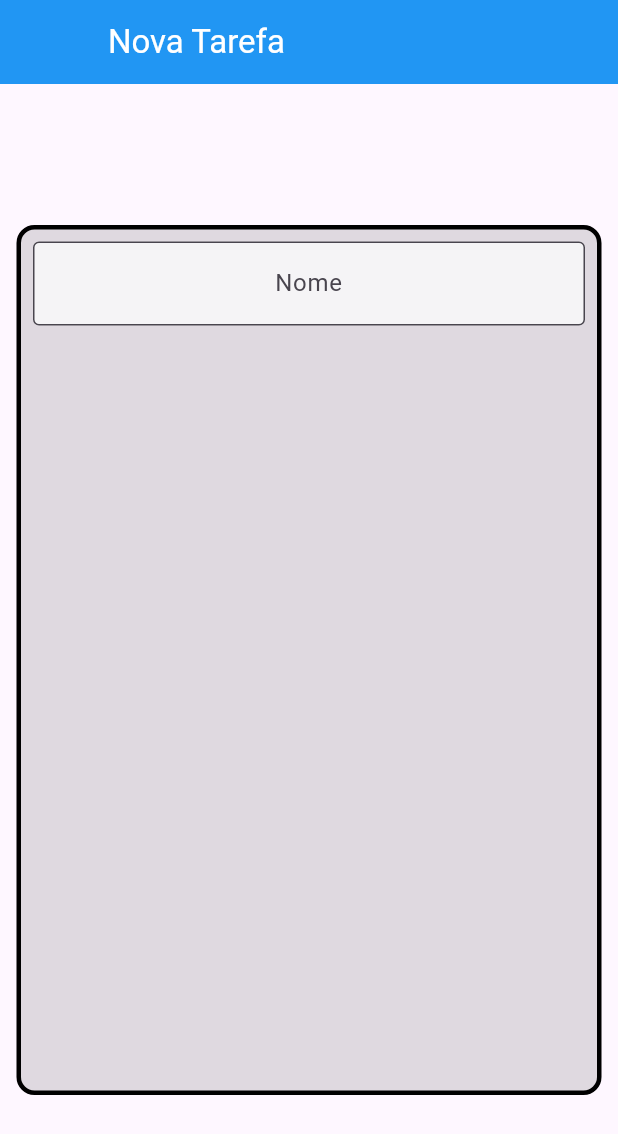
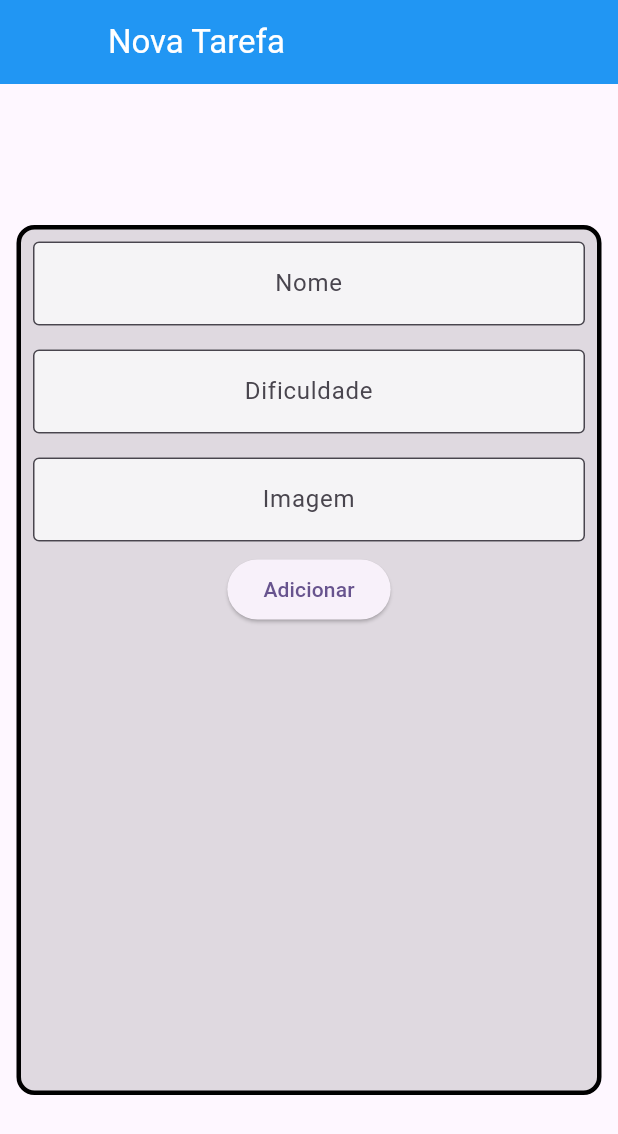
Before and after one commit to andreazevedoluiz/Projeto_Task, a Flutter app: the screen it shows after launch, on a phone screen of 412 x 824 dp. Shown: the top 1134 px of the screen. Run offline on Flutter 3.47's test engine with Material 2 defaults, Android fonts, the phone set to English and light mode, and no system bars.

```diff
--- a/lib/screens/form_screen.dart
+++ b/lib/screens/form_screen.dart
@@ -1,18 +1,25 @@
 import 'package:flutter/material.dart';
 
-class FormScreen extends StatelessWidget {
+class FormScreen extends StatefulWidget {
   const FormScreen({super.key});
 
   @override
-  //State<formaScreen> createState() => _formaScreenS();
-  // class _FormaScreenState> createSatate() => _FormScreens(runtimeType)>
+  _FormScreenState createState() => _FormScreenState();
+}
 
+class _FormScreenState extends State<FormScreen> {
+  TextEditingController nameController = TextEditingController();
+  TextEditingController difficultyController = TextEditingController();
+  TextEditingController imageController = TextEditingController();
+
+  @override
   Widget build(BuildContext context) {
     return Scaffold(
       appBar: AppBar(
         leading: Container(),
         backgroundColor: Colors.blue,
-        title: const Text("Nova Tarefa",
+        title: const Text(
+          "Nova Tarefa",
           style: TextStyle(color: Colors.white),
         ),
       ),
@@ -20,15 +27,19 @@ class FormScreen extends StatelessWidget {
         child: Container(
           height: 580,
           width: 390,
-          decoration: BoxDecoration(color:  Colors.black12,
+          decoration: BoxDecoration(
+            color: Colors.black12,
             borderRadius: BorderRadius.circular(12),
-          border: Border.all(width: 3)),
-          child: Column(children: [
+            border: Border.all(width: 3),
+          ),
+          child: Column(
+            children: [
               Padding(
                 padding: const EdgeInsets.all(8.0),
                 child: TextFormField(
+                  controller: nameController,
                   textAlign: TextAlign.center,
-                decoration:InputDecoration(
+                  decoration: InputDecoration(
                     border: OutlineInputBorder(),
                     hintText: 'Nome',
                     fillColor: Colors.white70,
@@ -36,8 +47,42 @@ class FormScreen extends StatelessWidget {
                   ),
                 ),
               ),
-
-          ]),
+              Padding(
+                padding: const EdgeInsets.all(8.0),
+                child: TextFormField(
+                  controller: difficultyController,
+                  textAlign: TextAlign.center,
+                  decoration: InputDecoration(
+                    border: OutlineInputBorder(),
+                    hintText: 'Dificuldade ',
+                    fillColor: Colors.white70,
+                    filled: true,
+                  ),
+                ),
+              ),
+              Padding(
+                padding: const EdgeInsets.all(8.0),
+                child: TextFormField(
+                  controller: imageController,
+                  textAlign: TextAlign.center,
+                  decoration: InputDecoration(
+                    border: OutlineInputBorder(),
+                    hintText: 'Imagem',
+                    fillColor: Colors.white70,
+                    filled: true,
+                  ),
+                ),
+              ),
+              ElevatedButton(
+                onPressed: () {
+                  print(nameController.text);
+                  print(int.parse(difficultyController.text));
+                  print(imageController);
+                },
+                child: Text('Adicionar'),
+              ),
+            ],
+          ),
         ),
       ),
     );
```
Lines whose indentation alone changed are shown as unchanged.
